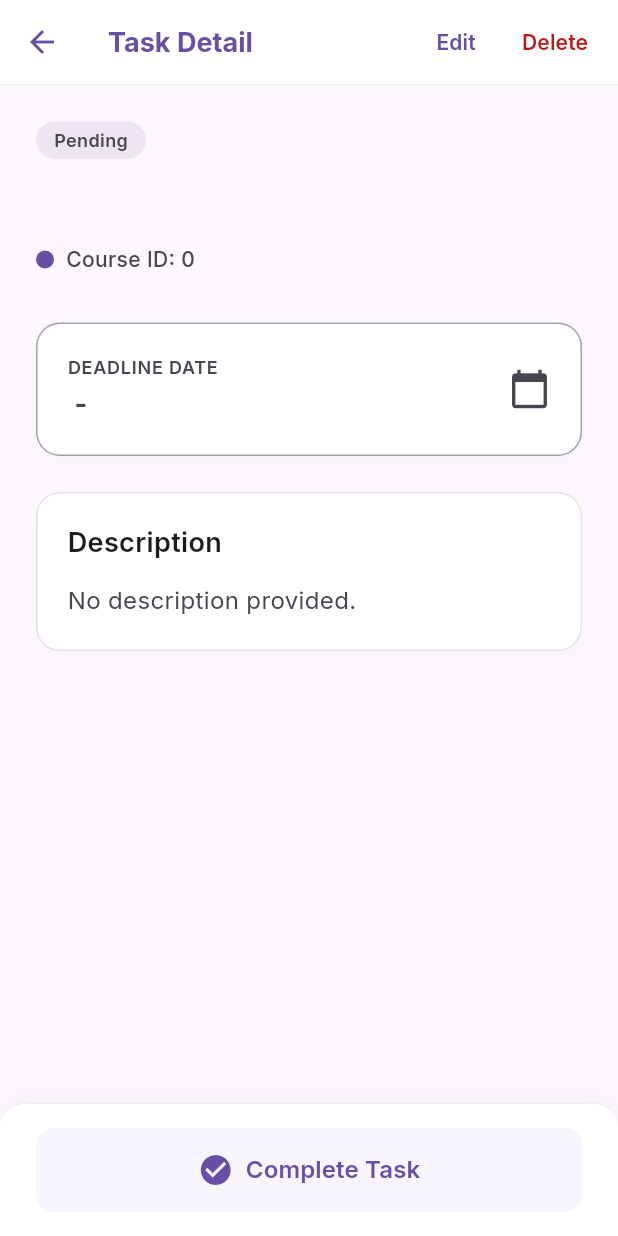
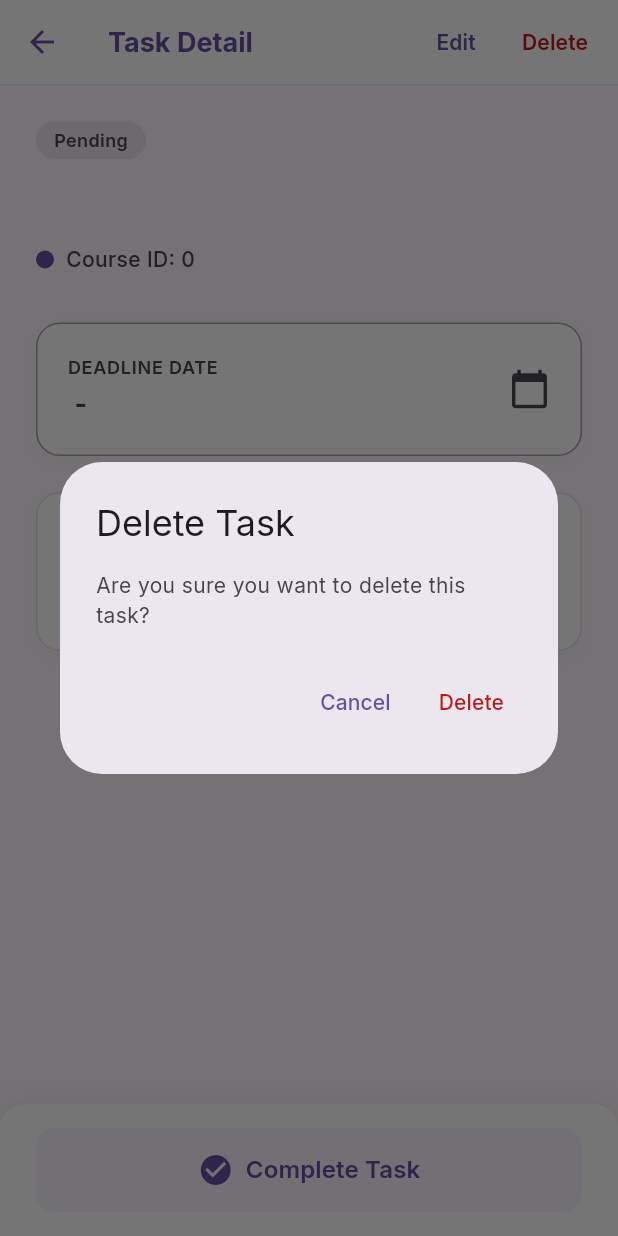
Before and after one commit to NikkkDevvv/planly, a Flutter app: the TaskDetailScreen screen opened directly with empty values, after a tap on "Delete", on a phone screen of 412 x 824 dp. Run offline on Flutter 3.47's test engine with Material 3 defaults, Android fonts, the phone set to English and light mode, and no system bars; our stand-ins replace flutter_dotenv, google_fonts.

Commit message:
feat(task): add feature task completed and delete

```diff
--- a/lib/features/tasks/screens/task_detail_screen.dart
+++ b/lib/features/tasks/screens/task_detail_screen.dart
@@ -1,22 +1,27 @@
 import 'package:flutter/material.dart';
 import '../../../core/theme/app_colors.dart';
 import '../../auth/models/task_model.dart';
+import '../services/task_service.dart';
 import 'edit_task_screen.dart';
 
-class TaskDetailScreen extends StatelessWidget {
+class TaskDetailScreen extends StatefulWidget {
   final TaskModel task;
 
   const TaskDetailScreen({super.key, required this.task});
 
+  @override
+  State<TaskDetailScreen> createState() => _TaskDetailScreenState();
+}
+
+class _TaskDetailScreenState extends State<TaskDetailScreen> {
+  final TaskService _taskService = TaskService();
+  bool _isLoading = false;
+
   bool _isOverdue(String dateStr) {
-    if (task.status.toLowerCase() == 'done') return false;
+    if (widget.task.status.toLowerCase() == 'done') return false;
     try {
       DateTime deadlineDate = DateTime.parse(dateStr);
-      DateTime today = DateTime(
-        DateTime.now().year,
-        DateTime.now().month,
-        DateTime.now().day,
-      );
+      DateTime today = DateTime(DateTime.now().year, DateTime.now().month, DateTime.now().day);
       return deadlineDate.isBefore(today);
     } catch (e) {
       return false;
@@ -27,19 +32,8 @@ class TaskDetailScreen extends StatelessWidget {
     try {
       DateTime d = DateTime.parse(dateStr);
       const months = [
-        '',
-        'Jan',
-        'Feb',
-        'Mar',
-        'Apr',
-        'May',
-        'Jun',
-        'Jul',
-        'Aug',
-        'Sep',
-        'Oct',
-        'Nov',
-        'Dec',
+        '', 'Jan', 'Feb', 'Mar', 'Apr', 'May', 'Jun',
+        'Jul', 'Aug', 'Sep', 'Oct', 'Nov', 'Dec'
       ];
       return '${months[d.month]} ${d.day}, ${d.year} - $timeStr';
     } catch (e) {
@@ -47,10 +41,54 @@ class TaskDetailScreen extends StatelessWidget {
     }
   }
 
+  Future<void> _deleteTask() async {
+    setState(() => _isLoading = true);
+    try {
+      await _taskService.delete_task(widget.task.id);
+      if (mounted) {
+        Navigator.pop(context, true); // Kembali ke list dan bawa nilai true untuk refresh
+      }
+    } catch (e) {
+      if (mounted) {
+        ScaffoldMessenger.of(context).showSnackBar(SnackBar(content: Text(e.toString())));
+      }
+    } finally {
+      if (mounted) setState(() => _isLoading = false);
+    }
+  }
+
+  Future<void> _completeTask() async {
+    setState(() => _isLoading = true);
+    try {
+      final Map<String, dynamic> updatedData = {
+        'user_id': widget.task.userId,
+        'course_id': widget.task.courseId,
+        'title': widget.task.title,
+        'description': widget.task.description,
+        'deadline_date': widget.task.deadlineDate,
+        'deadline_time': widget.task.deadlineTime,
+        'status': 'done', // Ubah status menjadi done
+        'is_priority': widget.task.isPriority,
+      };
+
+      await _taskService.update_task(widget.task.id, updatedData);
+
+      if (mounted) {
+        Navigator.pop(context, true); // Kembali ke list dan bawa nilai true untuk refresh
+      }
+    } catch (e) {
+      if (mounted) {
+        ScaffoldMessenger.of(context).showSnackBar(SnackBar(content: Text(e.toString())));
+      }
+    } finally {
+      if (mounted) setState(() => _isLoading = false);
+    }
+  }
+
   @override
   Widget build(BuildContext context) {
-    final bool isDone = task.status.toLowerCase() == 'done';
-    final bool isOverdue = _isOverdue(task.deadlineDate);
+    final bool isDone = widget.task.status.toLowerCase() == 'done';
+    final bool isOverdue = _isOverdue(widget.task.deadlineDate);
 
     Color statusColor = AppColors.primary;
     Color statusBgColor = AppColors.primaryContainer;
@@ -64,7 +102,7 @@ class TaskDetailScreen extends StatelessWidget {
       statusColor = const Color(0xFFBA1A1A);
       statusBgColor = const Color(0xFFFFDAD6);
       statusText = 'Overdue';
-    } else if (task.isPriority) {
+    } else if (widget.task.isPriority) {
       statusText = 'High Priority';
     } else {
       statusColor = AppColors.onSurfaceVariant;
@@ -91,11 +129,14 @@ class TaskDetailScreen extends StatelessWidget {
         ),
         actions: [
           TextButton(
-            onPressed: () {
-              Navigator.push(
+            onPressed: _isLoading ? null : () async {
+              final result = await Navigator.push(
                 context,
-                MaterialPageRoute(builder: (context) => EditTaskScreen(task: task)),
+                MaterialPageRoute(builder: (context) => EditTaskScreen(task: widget.task)),
               );
+              if (result == true && mounted) {
+                Navigator.pop(context, true); // Refresh layar sebelumnya
+              }
             },
             child: const Text(
               'Edit',
@@ -106,7 +147,29 @@ class TaskDetailScreen extends StatelessWidget {
             ),
           ),
           TextButton(
-            onPressed: () {},
+            onPressed: _isLoading ? null : () {
+              // Tampilkan dialog konfirmasi sebelum menghapus
+              showDialog(
+                context: context,
+                builder: (context) => AlertDialog(
+                  title: const Text('Delete Task'),
+                  content: const Text('Are you sure you want to delete this task?'),
+                  actions: [
+                    TextButton(
+                      onPressed: () => Navigator.pop(context),
+                      child: const Text('Cancel'),
+                    ),
+                    TextButton(
+                      onPressed: () {
+                        Navigator.pop(context);
+                        _deleteTask();
+                      },
+                      child: const Text('Delete', style: TextStyle(color: Color(0xFFBA1A1A))),
+                    ),
+                  ],
+                ),
+              );
+            },
             child: const Text(
               'Delete',
               style: TextStyle(
@@ -125,7 +188,9 @@ class TaskDetailScreen extends StatelessWidget {
           ),
         ),
       ),
-      body: SingleChildScrollView(
+      body: Stack(
+        children: [
+          SingleChildScrollView(
             padding: const EdgeInsets.only(
               top: 24,
               bottom: 96,
@@ -152,13 +217,11 @@ class TaskDetailScreen extends StatelessWidget {
                 ),
                 const SizedBox(height: 12),
                 Text(
-              task.title,
+                  widget.task.title,
                   style: TextStyle(
                     fontSize: 28,
                     fontWeight: FontWeight.bold,
-                color: isDone
-                    ? AppColors.onSurfaceVariant
-                    : AppColors.onSurface,
+                    color: isDone ? AppColors.onSurfaceVariant : AppColors.onSurface,
                     decoration: isDone ? TextDecoration.lineThrough : null,
                     height: 1.2,
                   ),
@@ -176,9 +239,7 @@ class TaskDetailScreen extends StatelessWidget {
                     ),
                     const SizedBox(width: 8),
                     Text(
-                  task.courseId != null
-                      ? 'Course ID: ${task.courseId}'
-                      : 'General Task',
+                      widget.task.courseId != null ? 'Course ID: ${widget.task.courseId}' : 'General Task',
                       style: const TextStyle(
                         fontSize: 14,
                         fontWeight: FontWeight.w500,
@@ -193,7 +254,9 @@ class TaskDetailScreen extends StatelessWidget {
                   decoration: BoxDecoration(
                     color: Colors.white,
                     borderRadius: BorderRadius.circular(16),
-                border: Border.all(color: statusColor.withOpacity(0.5)),
+                    border: Border.all(
+                      color: statusColor.withOpacity(0.5),
+                    ),
                     boxShadow: [
                       BoxShadow(
                         color: Colors.black.withOpacity(0.02),
@@ -219,7 +282,7 @@ class TaskDetailScreen extends StatelessWidget {
                           ),
                           const SizedBox(height: 4),
                           Text(
-                        _formatDateTime(task.deadlineDate, task.deadlineTime),
+                            _formatDateTime(widget.task.deadlineDate, widget.task.deadlineTime),
                             style: TextStyle(
                               fontSize: 18,
                               fontWeight: FontWeight.bold,
@@ -228,7 +291,11 @@ class TaskDetailScreen extends StatelessWidget {
                           ),
                         ],
                       ),
-                  Icon(Icons.calendar_today, color: statusColor, size: 28),
+                      Icon(
+                        Icons.calendar_today,
+                        color: statusColor,
+                        size: 28,
+                      ),
                     ],
                   ),
                 ),
@@ -263,9 +330,7 @@ class TaskDetailScreen extends StatelessWidget {
                       ),
                       const SizedBox(height: 12),
                       Text(
-                    task.description?.isNotEmpty == true
-                        ? task.description!
-                        : 'No description provided.',
+                        widget.task.description?.isNotEmpty == true ? widget.task.description! : 'No description provided.',
                         style: const TextStyle(
                           fontSize: 16,
                           color: AppColors.onSurfaceVariant,
@@ -277,6 +342,12 @@ class TaskDetailScreen extends StatelessWidget {
                 ),
               ],
             ),
+          ),
+          if (_isLoading)
+            const Center(
+              child: CircularProgressIndicator(),
+            ),
+        ],
       ),
       bottomNavigationBar: Container(
         padding: const EdgeInsets.symmetric(horizontal: 24, vertical: 16),
@@ -298,11 +369,9 @@ class TaskDetailScreen extends StatelessWidget {
           child: SizedBox(
             width: double.infinity,
             child: ElevatedButton.icon(
-              onPressed: isDone ? null : () {},
+              onPressed: (isDone || _isLoading) ? null : _completeTask,
               style: ElevatedButton.styleFrom(
-                backgroundColor: isDone
-                    ? Colors.grey.withOpacity(0.2)
-                    : AppColors.primaryContainer.withOpacity(0.3),
+                backgroundColor: isDone ? Colors.grey.withOpacity(0.2) : AppColors.primaryContainer.withOpacity(0.3),
                 foregroundColor: isDone ? Colors.grey : AppColors.primary,
                 elevation: 0,
                 padding: const EdgeInsets.symmetric(vertical: 16),
@@ -313,10 +382,7 @@ class TaskDetailScreen extends StatelessWidget {
               icon: Icon(isDone ? Icons.check : Icons.check_circle, size: 24),
               label: Text(
                 isDone ? 'Task Completed' : 'Complete Task',
-                style: const TextStyle(
-                  fontSize: 16,
-                  fontWeight: FontWeight.w600,
-                ),
+                style: const TextStyle(fontSize: 16, fontWeight: FontWeight.w600),
               ),
             ),
           ),
```
Lines whose indentation alone changed are shown as unchanged.
